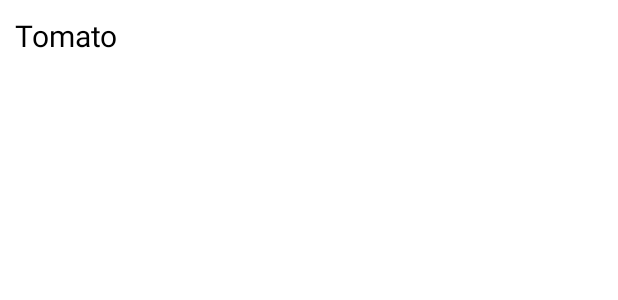
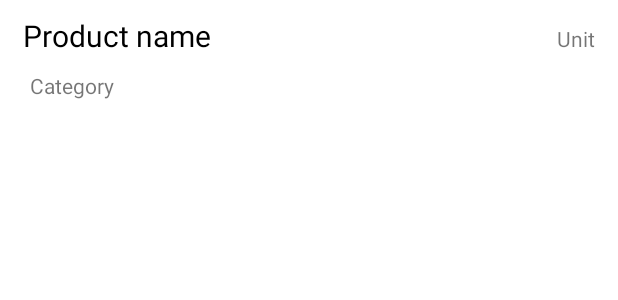
Before and after one commit to dzmpr/goodfood-app, an Android app: the layout item_product.xml on its own in the app's theme, with its tools: preview values and no code run, on a phone screen of 412 x 824 dp. Shown: the top 300 px of the screen. Run offline under Robolectric (Android 15) with nearby library versions, the phone set to English and light mode, and no system bars.

Commit message:
Product item improvements.

```diff
--- a/app/src/main/java/pw/prsk/goodfood/adapters/ProductAdapter.kt
+++ b/app/src/main/java/pw/prsk/goodfood/adapters/ProductAdapter.kt
@@ -14,7 +14,9 @@ class ProductAdapter: RecyclerView.Adapter<ProductAdapter.ProductViewHolder>() {
     private var productList: List<Product> = listOf()
 
     class ProductViewHolder(view: View): RecyclerView.ViewHolder(view) {
-        var name: TextView = view.findViewById(R.id.tvProductName)
+        val name: TextView = view.findViewById(R.id.tvProductName)
+        val category: TextView = view.findViewById(R.id.tvProductCategoryName)
+        val unit: TextView = view.findViewById(R.id.tvProductUnitName)
     }
 
     override fun onCreateViewHolder(parent: ViewGroup, viewType: Int): ProductViewHolder {
@@ -26,6 +28,8 @@ class ProductAdapter: RecyclerView.Adapter<ProductAdapter.ProductViewHolder>() {
 
     override fun onBindViewHolder(holder: ProductViewHolder, position: Int) {
         holder.name.text = productList[position].name
+        holder.category.text = "Testim categorii"
+        holder.unit.text = "pcs."
     }
 
     override fun getItemCount(): Int = productList.size
--- a/app/src/main/res/layout/item_product.xml
+++ b/app/src/main/res/layout/item_product.xml
@@ -3,17 +3,43 @@
     xmlns:tools="http://schemas.android.com/tools"
     android:orientation="vertical"
     android:layout_width="match_parent"
-    android:layout_height="wrap_content">
+    android:layout_height="wrap_content"
+    android:paddingBottom="10dp">
+
+    <LinearLayout
+        android:layout_width="match_parent"
+        android:layout_height="wrap_content"
+        android:orientation="horizontal"
+        android:paddingBottom="10dp">
+
+        <TextView
+            android:id="@+id/tvProductName"
+            android:layout_width="wrap_content"
+            android:layout_height="wrap_content"
+            android:layout_marginStart="15dp"
+            android:layout_marginTop="10dp"
+            android:textColor="?attr/colorOnSurface"
+            android:textSize="20sp"
+            tools:text="Product name" />
+        <View
+            android:layout_width="0dp"
+            android:layout_height="0dp"
+            android:layout_weight="1"/>
+
+        <TextView
+            android:layout_width="wrap_content"
+            android:layout_height="wrap_content"
+            android:id="@+id/tvProductUnitName"
+            android:layout_marginEnd="15dp"
+            android:layout_marginTop="10dp"
+            tools:text="Unit" />
+    </LinearLayout>
 
     <TextView
-        android:id="@+id/tvProductName"
         android:layout_width="wrap_content"
         android:layout_height="wrap_content"
-        android:layout_marginStart="10dp"
-        android:layout_marginTop="10dp"
-        android:layout_marginBottom="10dp"
-        android:textColor="?attr/colorOnSurface"
-        android:textSize="20sp"
-        tools:text="Tomato" />
+        android:id="@+id/tvProductCategoryName"
+        android:layout_marginStart="20dp"
+        tools:text="Category" />
 
 </LinearLayout>
```
